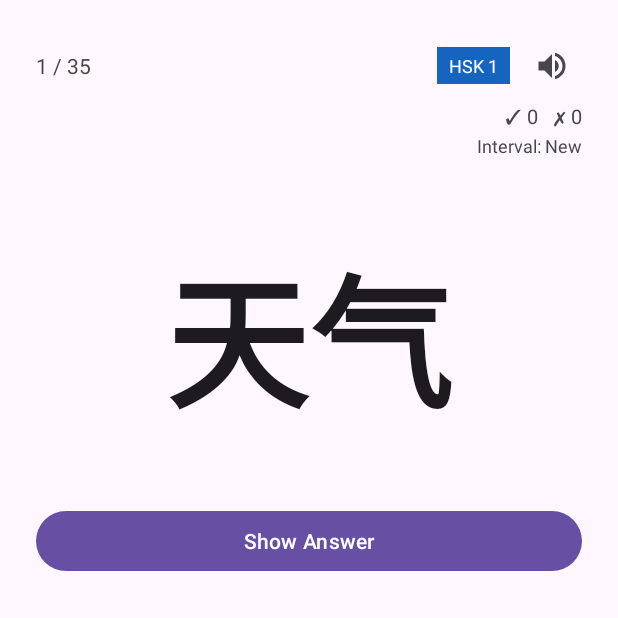
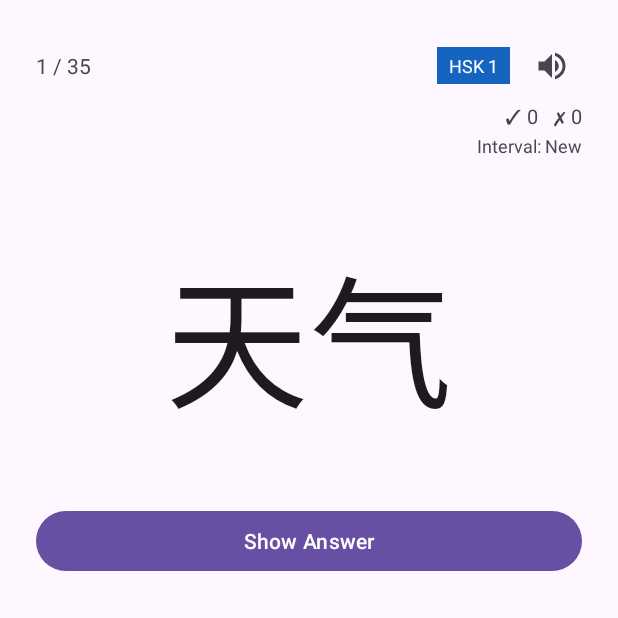
Before and after one commit to laufbanane2-create/hsk-learning, an Android app: the screen it shows after launch (MainActivity), after a tap on "天气", on a phone screen of 412 x 824 dp, the top half of it. Run offline under Robolectric (Android 15) with nearby library versions, the phone set to English and light mode, and no system bars; 2 statements that could not run were skipped.

Commit message:
fix: remove bold from Chinese word display
Agent-Logs-Url: https://github.com/laufbanane2-create/hsk-learning/sessions/9f6da12a-7e3c-4477-8565-8549fd2e859f

Co-authored-by: laufbanane2-create <272852210+laufbanane2-create@users.noreply.github.com>

```diff
--- a/app/src/main/java/com/laufbanane2/hsklearning/ui/learn/LearnFragment.kt
+++ b/app/src/main/java/com/laufbanane2/hsklearning/ui/learn/LearnFragment.kt
@@ -297,7 +297,7 @@ class LearnFragment : Fragment() {
         binding.textLevelBadge.text = "HSK ${item.level}"
         binding.textChinese.text = item.chinese
         if (chineseTypefaces.isNotEmpty()) {
-            binding.textChinese.typeface = Typeface.create(chineseTypefaces.random(), Typeface.BOLD)
+            binding.textChinese.typeface = chineseTypefaces.random()
         }
         binding.buttonShow.visibility = View.VISIBLE
         binding.buttonShow.isEnabled = true
--- a/app/src/main/res/layout/fragment_learn.xml
+++ b/app/src/main/res/layout/fragment_learn.xml
@@ -89,7 +89,6 @@
                 android:layout_marginBottom="8dp"
                 android:gravity="center"
                 android:textSize="96sp"
-                android:textStyle="bold"
                 android:textColor="?android:attr/textColorPrimary"
                 android:clickable="true"
                 android:focusable="true"
```
